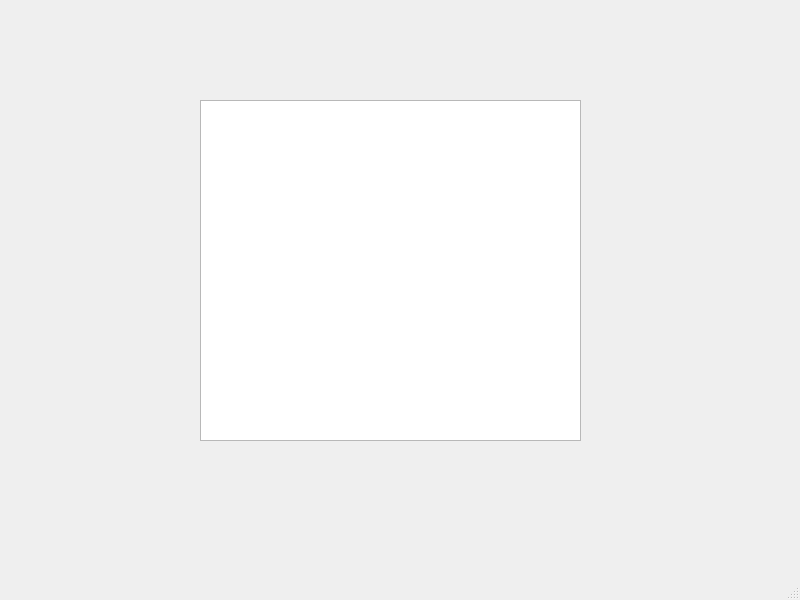
Before: the Qt Designer form WheelOfFortuneBoard.ui in mwstrfld/WheelOfJeopardy, drawn with Qt 5.
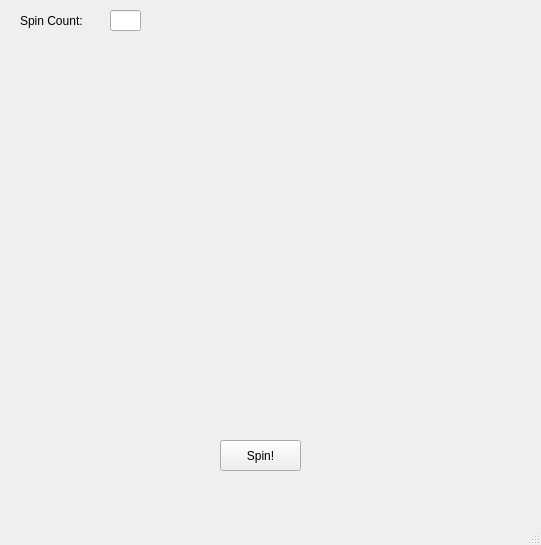
After: the same form once the commit is applied. Icons and pictures are not drawn.

Commit message: Added rotating wheel, spin button, and spin counter.

What changed in the file:
```diff
--- a/WheelOfFortuneBoard.ui
+++ b/WheelOfFortuneBoard.ui
@@ -6,31 +6,79 @@
    <rect>
     <x>0</x>
     <y>0</y>
-    <width>800</width>
-    <height>600</height>
+    <width>541</width>
+    <height>545</height>
    </rect>
   </property>
+  <property name="sizePolicy">
+   <sizepolicy hsizetype="Fixed" vsizetype="Fixed">
+    <horstretch>0</horstretch>
+    <verstretch>0</verstretch>
+   </sizepolicy>
+  </property>
   <property name="windowTitle">
    <string>MainWindow</string>
   </property>
   <widget class="QWidget" name="centralwidget">
-   <widget class="QGraphicsView" name="wheelGraphicsView">
+   <widget class="QPushButton" name="spinButton">
     <property name="geometry">
      <rect>
-      <x>200</x>
-      <y>100</y>
-      <width>381</width>
-      <height>341</height>
+      <x>220</x>
+      <y>440</y>
+      <width>81</width>
+      <height>31</height>
      </rect>
     </property>
-    <property name="autoFillBackground">
-     <bool>false</bool>
+    <property name="text">
+     <string>Spin!</string>
     </property>
-    <property name="verticalScrollBarPolicy">
-     <enum>Qt::ScrollBarAlwaysOff</enum>
+   </widget>
+   <widget class="QLabel" name="spinCountLabel">
+    <property name="geometry">
+     <rect>
+      <x>20</x>
+      <y>10</y>
+      <width>81</width>
+      <height>21</height>
+     </rect>
     </property>
-    <property name="horizontalScrollBarPolicy">
-     <enum>Qt::ScrollBarAlwaysOff</enum>
+    <property name="text">
+     <string>Spin Count:</string>
+    </property>
+   </widget>
+   <widget class="QLineEdit" name="spinCountLineEdit">
+    <property name="enabled">
+     <bool>true</bool>
+    </property>
+    <property name="geometry">
+     <rect>
+      <x>110</x>
+      <y>10</y>
+      <width>31</width>
+      <height>21</height>
+     </rect>
+    </property>
+    <property name="alignment">
+     <set>Qt::AlignRight|Qt::AlignTrailing|Qt::AlignVCenter</set>
+    </property>
+   </widget>
+   <widget class="QLabel" name="wheelLabel">
+    <property name="geometry">
+     <rect>
+      <x>90</x>
+      <y>80</y>
+      <width>341</width>
+      <height>321</height>
+     </rect>
+    </property>
+    <property name="text">
+     <string/>
+    </property>
+    <property name="pixmap">
+     <pixmap resource="WheelOfJeopardy.qrc">:/resources/WheelOfFortuneWheel.jpg</pixmap>
+    </property>
+    <property name="scaledContents">
+     <bool>true</bool>
     </property>
    </widget>
   </widget>
```
Left out of the diff: 8 changed lines with no effect on the pictures. The commit also changes 4 other files.
